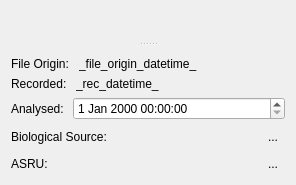
This is src/scipyen/gui/widgets/dataclasswidgets/metadatawidget.ui in ctigaret/scipyen as Qt 5 draws it before an edit. The edited form follows.
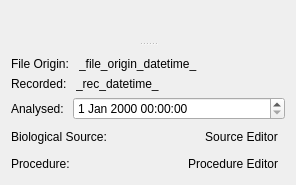
This is the edited form. Icons and pictures are not drawn. Custom widgets are drawn as their Qt base class.

Patch:
```diff
--- a/src/scipyen/gui/widgets/dataclasswidgets/metadatawidget.ui
+++ b/src/scipyen/gui/widgets/dataclasswidgets/metadatawidget.ui
@@ -23,7 +23,7 @@
       <number>3</number>
      </property>
      <widget class="DataExchangeWidget" name="dataExchangeWidget" native="true"/>
-     <widget class="QWidget" name="">
+     <widget class="QWidget" name="layoutWidget">
       <layout class="QVBoxLayout" name="verticalLayout">
        <item>
         <widget class="NameDescriptionWidget" name="nameDescriptionWidget" native="true"/>
@@ -122,7 +122,7 @@
          <item>
           <widget class="QToolButton" name="editSourceToolButton">
            <property name="text">
-            <string>...</string>
+            <string>Source Editor</string>
            </property>
            <property name="icon">
             <iconset theme="document-properties"/>
@@ -142,7 +142,7 @@
          <item>
           <widget class="QLabel" name="label_4">
            <property name="text">
-            <string>ASRU: </string>
+            <string>Procedure: </string>
            </property>
           </widget>
          </item>
@@ -162,7 +162,7 @@
          <item>
           <widget class="QToolButton" name="editASRUToolButton">
            <property name="text">
-            <string>...</string>
+            <string>Procedure Editor</string>
            </property>
            <property name="icon">
             <iconset theme="document-properties"/>
```
Left out of the diff: 4 changed lines with no effect on the pictures.
